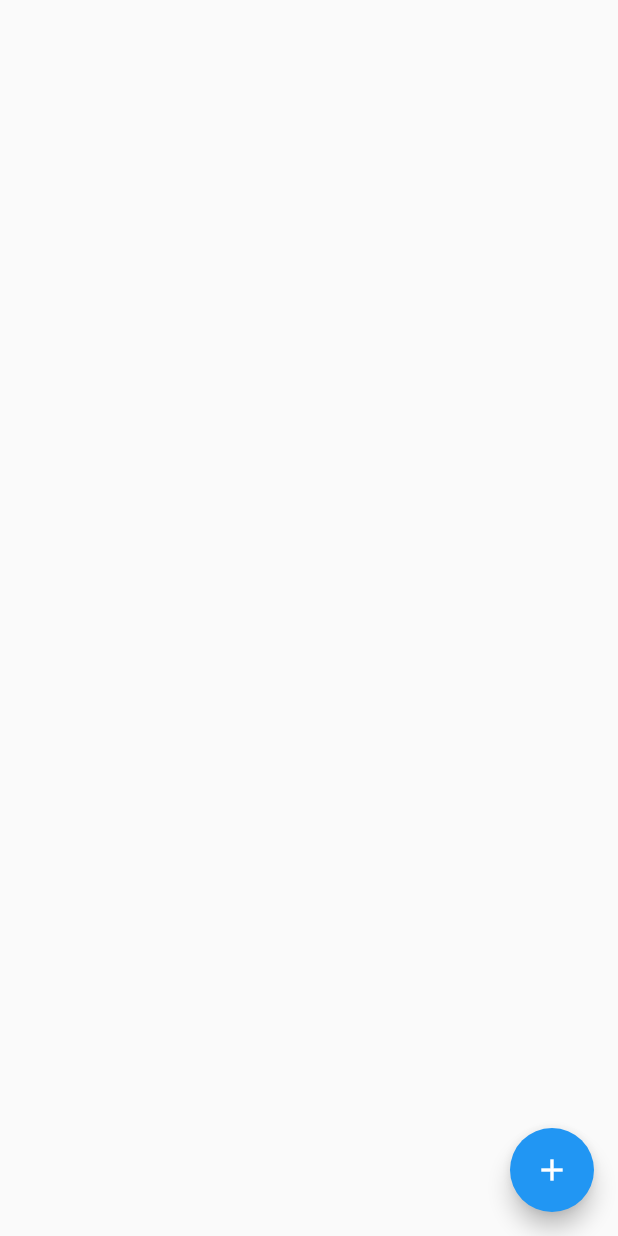
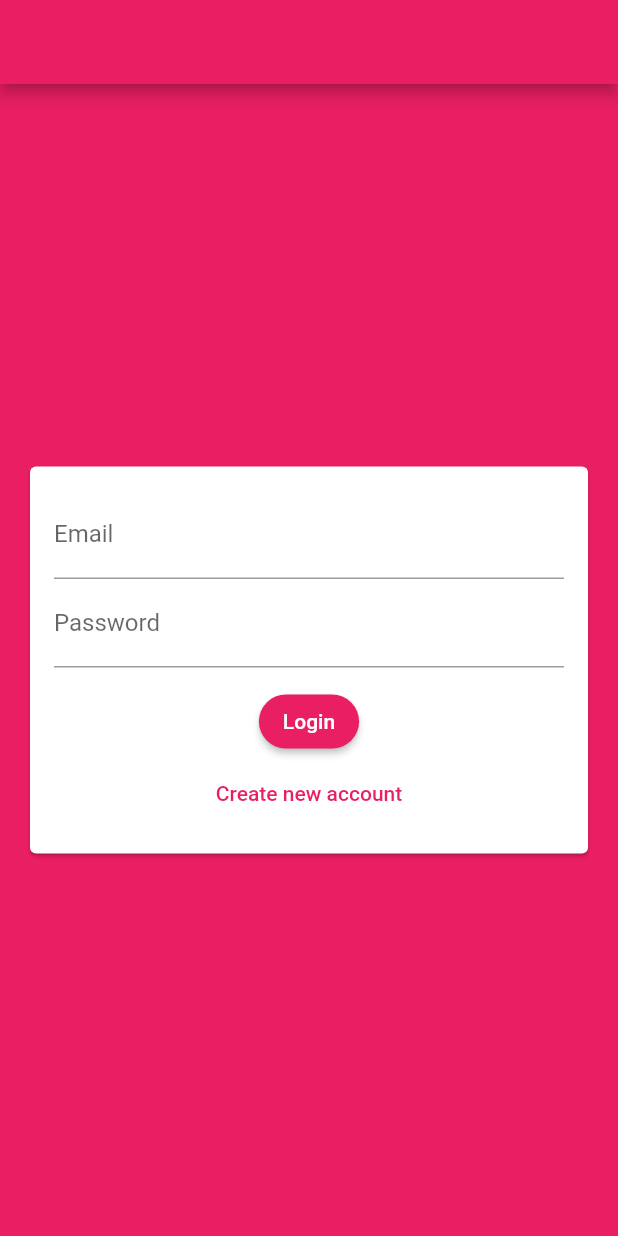
Before and after one commit to TariqHattab/Realtime_Chat_App-Complete, a Flutter app: the screen it shows after launch, on a phone screen of 412 x 824 dp. Run offline on Flutter 3.47's test engine with Material 2 defaults, Android fonts, the phone set to English and light mode, and no system bars; our stand-ins replace cloud_firestore, firebase_auth; accounts and stored records are empty.

Commit message:
commit 4

```diff
--- a/lib/main.dart
+++ b/lib/main.dart
@@ -1,3 +1,4 @@
+import 'package:chat_app/screens/auth_screen.dart';
 import 'package:flutter/material.dart';
 import 'package:chat_app/screens/chat_screen.dart';
 
@@ -11,9 +12,19 @@ class MyApp extends StatelessWidget {
     return MaterialApp(
       title: 'FlutterChat',
       theme: ThemeData(
-        primarySwatch: Colors.blue,
+        primarySwatch: Colors.pink,
+        backgroundColor: Colors.pink,
+        accentColor: Colors.deepPurple,
+        accentColorBrightness: Brightness.dark,
+        buttonTheme: ButtonTheme.of(context).copyWith(
+          buttonColor: Colors.pink,
+          textTheme: ButtonTextTheme.primary,
+          shape: RoundedRectangleBorder(
+            borderRadius: BorderRadius.circular(30),
+          ),
+        ),
       ),
-      home: ChatScreen(),
+      home: AuthScreen(),
     );
   }
 }
--- a/lib/screens/auth_screen.dart
+++ b/lib/screens/auth_screen.dart
@@ -0,0 +1,48 @@
+import 'package:chat_app/widgets/auth_form.dart';
+import 'package:firebase_auth/firebase_auth.dart';
+import 'package:flutter/material.dart';
+import 'package:flutter/services.dart';
+
+class AuthScreen extends StatefulWidget {
+  @override
+  _AuthScreenState createState() => _AuthScreenState();
+}
+
+class _AuthScreenState extends State<AuthScreen> {
+  var _auth = FirebaseAuth.instance;
+  _submitAuthForm(Map userData, bool isLogin) async {
+    AuthResult authResult;
+    try {
+      if (isLogin) {
+        authResult = await _auth.signInWithEmailAndPassword(
+          email: userData['email'],
+          password: userData['password'],
+        );
+      } else {
+        authResult = await _auth.createUserWithEmailAndPassword(
+          email: userData['email'],
+          password: userData['password'],
+        );
+      }
+    } on PlatformException catch (e) {
+      var message = 'An error occured, please check your credentials';
+      if (e.message != null) {
+        message = e.message;
+      }
+      Scaffold.of(context).showSnackBar(SnackBar(
+        content: Text(message),
+      ));
+    } catch (e) {
+      print(e);
+    }
+  }
+
+  @override
+  Widget build(BuildContext context) {
+    return Scaffold(
+      appBar: AppBar(),
+      backgroundColor: Theme.of(context).primaryColor,
+      body: AuthForm(_submitAuthForm),
+    );
+  }
+}
--- /dev/null
+++ b/lib/widgets/auth_form.dart
@@ -0,0 +1,123 @@
+import 'package:flutter/material.dart';
+
+class AuthForm extends StatefulWidget {
+  final Function _submitAuthForm;
+  const AuthForm(
+    this._submitAuthForm, {
+    Key key,
+  }) : super(key: key);
+
+  @override
+  _AuthFormState createState() => _AuthFormState();
+}
+
+class _AuthFormState extends State<AuthForm> {
+  var _formKey = GlobalKey<FormState>();
+  var _formData = {
+    'email': '',
+    'username': '',
+    'password': '',
+  };
+  var _isLogin = true;
+
+  @override
+  void initState() {
+    // TODO: implement initState
+    super.initState();
+  }
+
+  void _onSave() {
+    if (!_formKey.currentState.validate()) {
+      return;
+    }
+    FocusScope.of(context).unfocus();
+    _formKey.currentState.save();
+
+    print(_formData);
+    widget._submitAuthForm(_formData, _isLogin);
+  }
+
+  @override
+  Widget build(BuildContext context) {
+    return Center(
+      child: Card(
+        margin: const EdgeInsets.all(20),
+        child: SingleChildScrollView(
+            child: Padding(
+                padding: const EdgeInsets.all(16),
+                child: Form(
+                  autovalidateMode: AutovalidateMode.onUserInteraction,
+                  key: _formKey,
+                  child: Column(
+                    mainAxisSize: MainAxisSize.min,
+                    children: [
+                      TextFormField(
+                        key: ValueKey('email'),
+                        keyboardType: TextInputType.emailAddress,
+                        decoration: InputDecoration(labelText: 'Email'),
+                        validator: (value) {
+                          if (value.isEmpty || !value.contains('@')) {
+                            return 'must enter a valid email';
+                          }
+                          return null;
+                        },
+                        onSaved: (value) {
+                          _formData['email'] = value;
+                        },
+                      ),
+                      if (!_isLogin)
+                        TextFormField(
+                          key: ValueKey('username'),
+                          decoration: InputDecoration(labelText: 'Username'),
+                          validator: (value) {
+                            if (value.isEmpty) {
+                              return 'must not be empty';
+                            }
+                            return null;
+                          },
+                          onSaved: (value) {
+                            _formData['username'] = value;
+                          },
+                        ),
+                      TextFormField(
+                        key: ValueKey('password'),
+                        decoration: InputDecoration(labelText: 'Password'),
+                        obscureText: true,
+                        validator: (value) {
+                          if (value.length < 6) {
+                            return 'must be bigger than 6';
+                          }
+                          return null;
+                        },
+                        onSaved: (value) {
+                          _formData['password'] = value;
+                        },
+                      ),
+                      SizedBox(
+                        height: 12,
+                      ),
+                      ElevatedButton(
+                        style: ElevatedButton.styleFrom(
+                            shape: Theme.of(context).buttonTheme.shape),
+                        child: Text(_isLogin ? 'Login' : 'Signup'),
+                        onPressed: () {
+                          _onSave();
+                        },
+                      ),
+                      TextButton(
+                        child: Text(_isLogin
+                            ? 'Create new account'
+                            : 'Already have an account'),
+                        onPressed: () {
+                          setState(() {
+                            _isLogin = !_isLogin;
+                          });
+                        },
+                      )
+                    ],
+                  ),
+                ))),
+      ),
+    );
+  }
+}
--- a/pubspec.yaml
+++ b/pubspec.yaml
@@ -24,6 +24,7 @@ dependencies:
   flutter:
     sdk: flutter
   cloud_firestore: 0.13.5
+  firebase_auth: 0.16.1
 
 
   # The following adds the Cupertino Icons font to your application.
```
Also changed, not shown: pubspec.lock.
